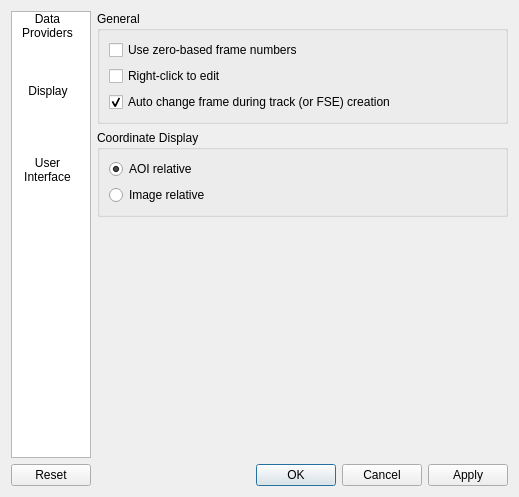
Kitware/vivia, file Applications/VpView/vpConfigure.ui: the form before one commit.
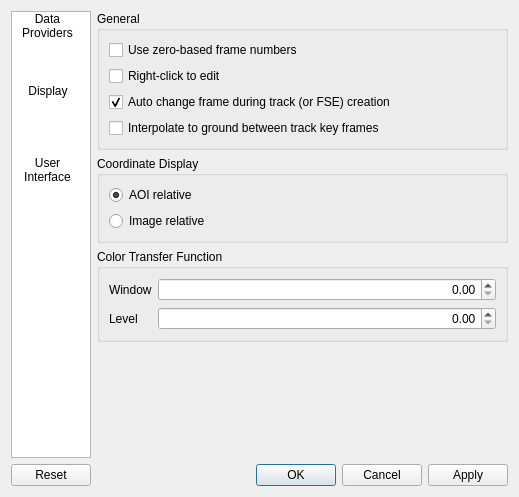
The form after the commit. Icons and pictures are not drawn.

The edit to the form file:
```diff
--- a/Applications/VpView/vpConfigure.ui
+++ b/Applications/VpView/vpConfigure.ui
@@ -7,7 +7,7 @@
     <x>0</x>
     <y>0</y>
     <width>519</width>
-    <height>448</height>
+    <height>456</height>
    </rect>
   </property>
   <property name="windowTitle">
@@ -688,6 +688,13 @@
             </property>
            </widget>
           </item>
+          <item>
+           <widget class="QCheckBox" name="uiInterpolateToGround">
+            <property name="text">
+             <string>Interpolate to ground between track key frames</string>
+            </property>
+           </widget>
+          </item>
          </layout>
         </widget>
        </item>
@@ -717,6 +724,61 @@
          </layout>
         </widget>
        </item>
+       <item>
+        <widget class="QGroupBox" name="transferFunctionGroup">
+         <property name="title">
+          <string>Color Transfer Function</string>
+         </property>
+         <layout class="QFormLayout" name="formLayout_5">
+          <item row="0" column="0">
+           <widget class="QLabel" name="labelColorWindow">
+            <property name="toolTip">
+             <string>Window / range of input color values that will be mapped. The value gives the &lt;i&gt;total&lt;/i&gt; range, not the distance from the median.</string>
+            </property>
+            <property name="text">
+             <string>Window</string>
+            </property>
+           </widget>
+          </item>
+          <item row="0" column="1">
+           <widget class="QDoubleSpinBox" name="colorWindow">
+            <property name="alignment">
+             <set>Qt::AlignRight|Qt::AlignTrailing|Qt::AlignVCenter</set>
+            </property>
+            <property name="decimals">
+             <number>2</number>
+            </property>
+            <property name="maximum">
+             <double>65535.000000000000000</double>
+            </property>
+           </widget>
+          </item>
+          <item row="1" column="0">
+           <widget class="QLabel" name="labelColorLevel">
+            <property name="toolTip">
+             <string>Input color value that will be mapped to the median output value, and also serves as the median value of the input color range.</string>
+            </property>
+            <property name="text">
+             <string>Level</string>
+            </property>
+           </widget>
+          </item>
+          <item row="1" column="1">
+           <widget class="QDoubleSpinBox" name="colorLevel">
+            <property name="alignment">
+             <set>Qt::AlignRight|Qt::AlignTrailing|Qt::AlignVCenter</set>
+            </property>
+            <property name="decimals">
+             <number>2</number>
+            </property>
+            <property name="maximum">
+             <double>65535.000000000000000</double>
+            </property>
+           </widget>
+          </item>
+         </layout>
+        </widget>
+       </item>
        <item>
         <spacer name="verticalSpacer_2">
          <property name="orientation">
```
Left out of the diff: 6 changed lines with no effect on the pictures.
